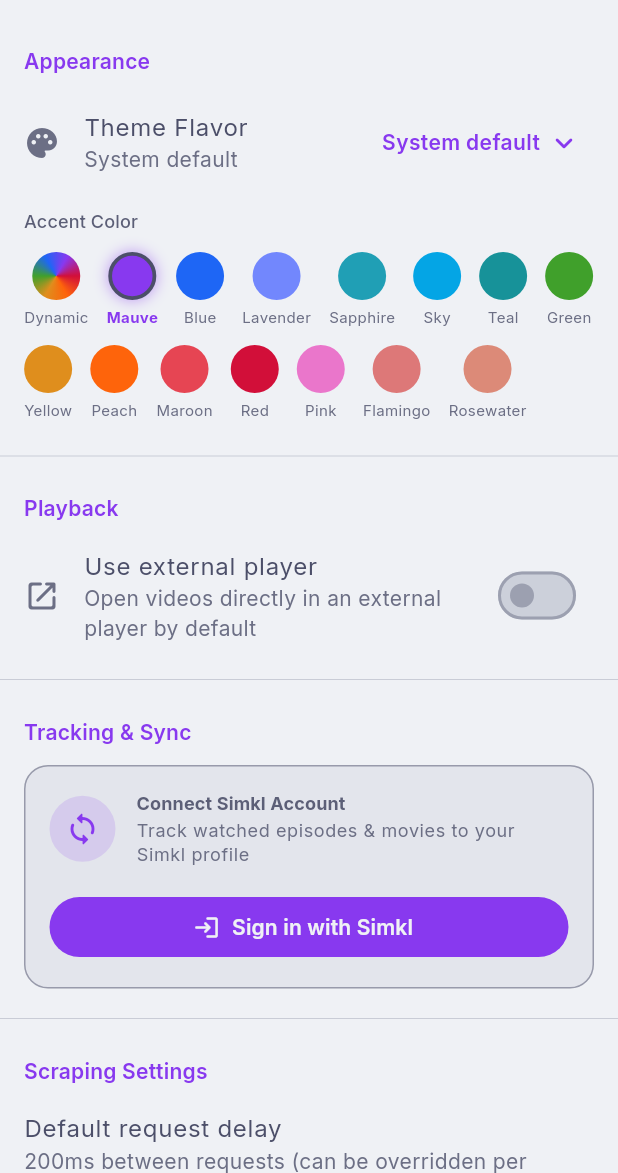
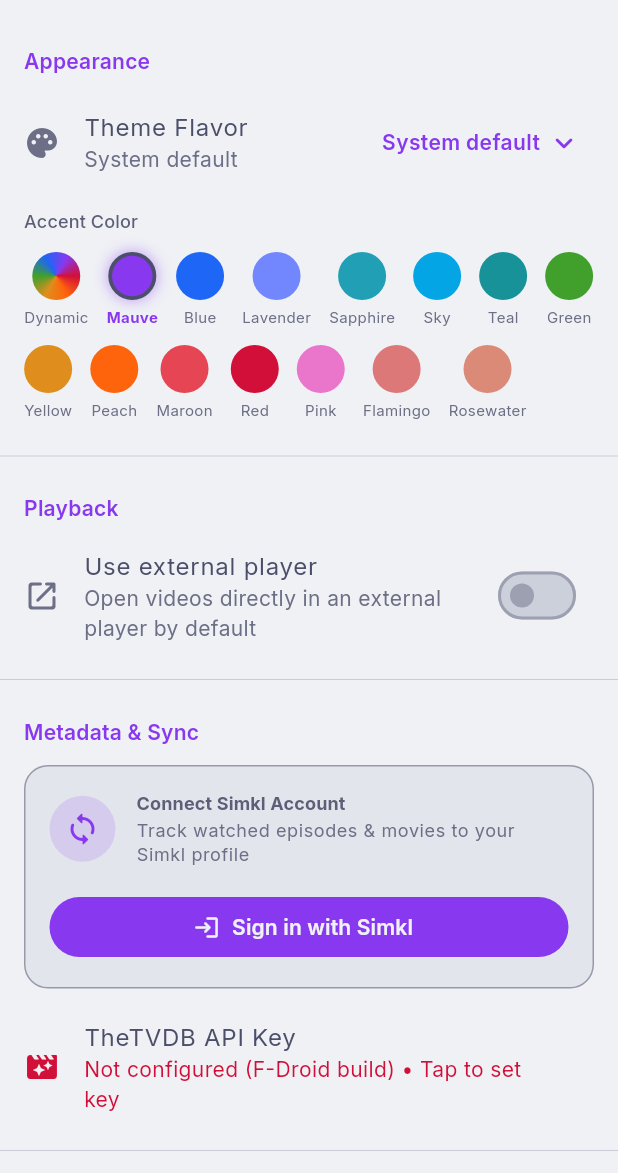
Before and after one commit to neon16bit/argus, a Flutter app: the screen it shows after launch, item 2 of the bottom bar chosen, after a tap on the "settings" icon, on a phone screen of 412 x 824 dp, the part 63-1236 px from its top. Run offline on Flutter 3.47's test engine with Material 3 defaults, Android fonts, the phone set to English and light mode, and no system bars; our stand-ins replace cached_network_image, drift, dynamic_color, flutter_cache_manager, flutter_riverpod, flutter_svg and 4 more; missing offline and left inert: android_intent_plus, media_kit, media_kit_video, sqlite3, volume_controller; accounts and stored records are empty; generated files the repository leaves out were written again.

Commit message:
feat: add custom tvdb api key setting for fdroid builds

```diff
--- a/lib/core/providers/metadata_providers.dart
+++ b/lib/core/providers/metadata_providers.dart
@@ -3,6 +3,7 @@ import 'package:argus/core/utils/name_cleaner.dart';
 import 'package:argus/data/database/app_database.dart';
 import 'package:argus/data/remote/metadata/metadata_provider.dart';
 import 'package:argus/core/providers/simkl_providers.dart';
+import 'package:argus/core/providers/settings_provider.dart';
 import 'package:argus/data/remote/metadata/anilist_provider.dart';
 import 'package:argus/data/remote/metadata/simkl_provider.dart';
 import 'package:argus/data/remote/metadata/tvdb_provider.dart';
@@ -28,9 +29,11 @@ final simklProvider = Provider<SimklProvider>((ref) {
 
 final tvdbProvider = Provider<TvdbProvider>((ref) {
   final packageInfo = ref.watch(packageInfoProvider);
+  final settings = ref.watch(settingsProvider);
   return TvdbProvider(
     appName: packageInfo.appName,
     appVersion: packageInfo.version,
+    customApiKey: settings.tvdbApiKey,
   );
 });
 
--- a/lib/data/remote/metadata/simkl_provider.dart
+++ b/lib/data/remote/metadata/simkl_provider.dart
@@ -8,7 +8,11 @@ import 'package:argus/core/utils/name_cleaner.dart';
 import 'metadata_provider.dart';
 
 class SimklProvider extends MetadataProvider {
-  static const _clientId = String.fromEnvironment('SIMKL_CLIENT_ID');
+  static const _clientId = String.fromEnvironment(
+    'SIMKL_CLIENT_ID',
+    defaultValue:
+        'ef44f87c2c230181ae532d9777d84bb2c3cf2dfbb74ad3545dcd597ff815a19e',
+  );
   static String get clientId => _clientId;
   static const _timeout = Duration(seconds: 8);
 
--- a/lib/features/settings/settings_screen.dart
+++ b/lib/features/settings/settings_screen.dart
@@ -7,6 +7,7 @@ import 'package:url_launcher/url_launcher.dart';
 import 'package:flutter_svg/flutter_svg.dart';
 import 'package:argus/features/settings/widgets/simkl_sync_section.dart';
 import 'package:argus/features/settings/widgets/storage_cache_section.dart';
+import 'package:argus/features/settings/widgets/tvdb_settings_section.dart';
 
 class SettingsScreen extends ConsumerWidget {
   const SettingsScreen({super.key});
@@ -353,13 +354,15 @@ class SettingsScreen extends ConsumerWidget {
           Padding(
             padding: const EdgeInsets.fromLTRB(16, 8, 16, 8),
             child: Text(
-              'Tracking & Sync',
+              'Metadata & Sync',
               style: Theme.of(context).textTheme.titleMedium?.copyWith(
                 color: Theme.of(context).colorScheme.primary,
               ),
             ),
           ),
           const SimklSyncSection(),
+          const SizedBox(height: 8),
+          const TvdbSettingsSection(),
           const Divider(height: 32),
           Padding(
             padding: const EdgeInsets.fromLTRB(16, 8, 16, 8),
--- /dev/null
+++ b/lib/features/settings/widgets/tvdb_settings_section.dart
@@ -0,0 +1,253 @@
+import 'package:flutter/material.dart';
+import 'package:flutter_riverpod/flutter_riverpod.dart';
+import 'package:url_launcher/url_launcher.dart';
+import 'package:argus/core/providers/providers.dart';
+import 'package:argus/data/remote/metadata/tvdb_provider.dart';
+
+class TvdbSettingsSection extends ConsumerWidget {
+  const TvdbSettingsSection({super.key});
+
+  String _maskKey(String key) {
+    if (key.length <= 8) return '••••••••';
+    return '${key.substring(0, 4)}••••${key.substring(key.length - 4)}';
+  }
+
+  void _showConfigureDialog(BuildContext context, WidgetRef ref) {
+    showTvdbKeyDialog(context, ref);
+  }
+
+  void _showClearConfirm(BuildContext context, WidgetRef ref) {
+    showDialog(
+      context: context,
+      builder: (ctx) => AlertDialog(
+        title: const Text('Remove Custom Key?'),
+        content: Text(
+          TvdbProvider.hasDefaultKey
+              ? 'Revert to using the application built-in API key.'
+              : 'Remove your custom key. TheTVDB artwork will no longer load until a new key is provided.',
+        ),
+        actions: [
+          TextButton(
+            onPressed: () => Navigator.of(ctx).pop(),
+            child: const Text('Cancel'),
+          ),
+          FilledButton(
+            onPressed: () {
+              ref.read(settingsProvider.notifier).clearTvdbApiKey();
+              Navigator.of(ctx).pop();
+            },
+            child: const Text('Remove'),
+          ),
+        ],
+      ),
+    );
+  }
+
+  @override
+  Widget build(BuildContext context, WidgetRef ref) {
+    final settings = ref.watch(settingsProvider);
+    final tvdb = ref.watch(tvdbProvider);
+    final colorScheme = Theme.of(context).colorScheme;
+
+    final isCustom = tvdb.isCustomKey;
+    final isFdroid = settings.isFdroidBuild;
+
+    String subtitle;
+    Color? subtitleColor;
+
+    if (isCustom) {
+      subtitle = 'Custom (${_maskKey(settings.tvdbApiKey)})';
+    } else if (isFdroid) {
+      subtitle = 'Not configured (F-Droid build) • Tap to set key';
+      subtitleColor = colorScheme.error;
+    } else {
+      subtitle = 'Using built-in key';
+    }
+
+    return ListTile(
+      leading: Icon(
+        Icons.movie_filter_rounded,
+        color: !isCustom && isFdroid ? colorScheme.error : null,
+      ),
+      title: const Text('TheTVDB API Key'),
+      subtitle: Text(
+        subtitle,
+        style: subtitleColor != null ? TextStyle(color: subtitleColor) : null,
+      ),
+      trailing: Row(
+        mainAxisSize: MainAxisSize.min,
+        children: [
+          if (isCustom)
+            IconButton(
+              icon: const Icon(Icons.delete_outline_rounded, size: 20),
+              tooltip: 'Remove custom key',
+              onPressed: () => _showClearConfirm(context, ref),
+            ),
+        ],
+      ),
+      onTap: () => _showConfigureDialog(context, ref),
+    );
+  }
+}
+
+void showTvdbKeyDialog(BuildContext context, WidgetRef ref) {
+  final settings = ref.read(settingsProvider);
+  showDialog(
+    context: context,
+    builder: (ctx) => TvdbKeyDialog(initialKey: settings.tvdbApiKey),
+  );
+}
+
+class TvdbKeyDialog extends ConsumerStatefulWidget {
+  final String initialKey;
+
+  const TvdbKeyDialog({super.key, required this.initialKey});
+
+  @override
+  ConsumerState<TvdbKeyDialog> createState() => _TvdbKeyDialogState();
+}
+
+class _TvdbKeyDialogState extends ConsumerState<TvdbKeyDialog> {
+  late final TextEditingController _controller;
+  bool _isTesting = false;
+  String? _errorMessage;
+
+  @override
+  void initState() {
+    super.initState();
+    _controller = TextEditingController(text: widget.initialKey);
+  }
+
+  @override
+  void dispose() {
+    _controller.dispose();
+    super.dispose();
+  }
+
+  Future<void> _save({bool testFirst = true}) async {
+    final key = _controller.text.trim();
+    if (key.isEmpty) {
+      await ref.read(settingsProvider.notifier).clearTvdbApiKey();
+      if (mounted) Navigator.of(context).pop();
+      return;
+    }
+
+    if (testFirst) {
+      setState(() {
+        _isTesting = true;
+        _errorMessage = null;
+      });
+
+      final tvdb = ref.read(tvdbProvider);
+      final (success, error) = await tvdb.testConnection(testApiKey: key);
+
+      if (!mounted) return;
+      setState(() => _isTesting = false);
+
+      if (!success) {
+        setState(() => _errorMessage = error ?? 'Invalid API key');
+        return;
+      }
+    }
+
+    await ref.read(settingsProvider.notifier).setTvdbApiKey(key);
+    if (mounted) {
+      Navigator.of(context).pop();
+      ScaffoldMessenger.of(
+        context,
+      ).showSnackBar(const SnackBar(content: Text('TheTVDB API key saved.')));
+    }
+  }
+
+  @override
+  Widget build(BuildContext context) {
+    final theme = Theme.of(context);
+    final colorScheme = theme.colorScheme;
+
+    return AlertDialog(
+      actionsOverflowButtonSpacing: 8,
+      title: const Text('TheTVDB API Key'),
+      content: Column(
+        mainAxisSize: MainAxisSize.min,
+        crossAxisAlignment: CrossAxisAlignment.start,
+        children: [
+          TextField(
+            controller: _controller,
+            autofocus: true,
+            decoration: const InputDecoration(
+              labelText: 'API Key',
+              hintText: 'Paste key here',
+              border: OutlineInputBorder(),
+            ),
+            onChanged: (_) {
+              if (_errorMessage != null) {
+                setState(() => _errorMessage = null);
+              }
+            },
+          ),
+          const SizedBox(height: 8),
+          InkWell(
+            onTap: () => launchUrl(
+              Uri.parse('https://thetvdb.com/dashboard/account/apikey'),
+              mode: LaunchMode.externalApplication,
+            ),
+            borderRadius: BorderRadius.circular(4),
+            child: Padding(
+              padding: const EdgeInsets.symmetric(vertical: 4),
+              child: Row(
+                mainAxisSize: MainAxisSize.min,
+                children: [
+                  Flexible(
+                    child: Text(
+                      'Get an API key at thetvdb.com',
+                      style: theme.textTheme.bodySmall?.copyWith(
+                        color: colorScheme.primary,
+                        decoration: TextDecoration.underline,
+                      ),
+                    ),
+                  ),
+                  const SizedBox(width: 4),
+                  Icon(
+                    Icons.open_in_new_rounded,
+                    size: 12,
+                    color: colorScheme.primary,
+                  ),
+                ],
+              ),
+            ),
+          ),
+          if (_errorMessage != null) ...[
+            const SizedBox(height: 10),
+            Text(
+              _errorMessage!,
+              style: theme.textTheme.bodySmall?.copyWith(
+                color: colorScheme.error,
+              ),
+            ),
+          ],
+        ],
+      ),
+      actions: [
+        TextButton(
+          onPressed: () => Navigator.of(context).pop(),
+          child: const Text('Cancel'),
+        ),
+        if (_errorMessage != null)
+          TextButton(
+            onPressed: () => _save(testFirst: false),
+            child: const Text('Save Anyway'),
+          ),
+        FilledButton(
+          onPressed: _isTesting ? null : () => _save(testFirst: true),
+          child: _isTesting
+              ? const SizedBox(
+                  width: 16,
+                  height: 16,
+                  child: CircularProgressIndicator(strokeWidth: 2),
+                )
+              : const Text('Save'),
+        ),
+      ],
+    );
+  }
+}
--- a/lib/features/shell/app_shell.dart
+++ b/lib/features/shell/app_shell.dart
@@ -5,6 +5,7 @@ import 'package:argus/features/library/library_screen.dart';
 import 'package:argus/features/search/search_screen.dart';
 import 'package:argus/features/settings/settings_screen.dart';
 import 'package:argus/features/sources/sources_screen.dart';
+import 'package:argus/features/shell/widgets/metadata_notice_dialog.dart';
 import 'package:flutter/material.dart';
 import 'package:flutter_riverpod/flutter_riverpod.dart';
 import 'package:flutter_svg/flutter_svg.dart';
@@ -315,6 +316,16 @@ class _AppShellState extends ConsumerState<AppShell> {
   late final GlobalKey<NavigatorState> _desktopNavKey =
       GlobalKey<NavigatorState>();
 
+  @override
+  void initState() {
+    super.initState();
+    WidgetsBinding.instance.addPostFrameCallback((_) {
+      if (mounted) {
+        showMetadataNoticeDialogIfNeeded(context, ref);
+      }
+    });
+  }
+
   void _onDestinationTapped(int index) {
     if (_desktopNavKey.currentState?.canPop() ?? false) {
       _desktopNavKey.currentState?.popUntil((r) => r.isFirst);
--- /dev/null
+++ b/lib/features/shell/widgets/metadata_notice_dialog.dart
@@ -0,0 +1,170 @@
+import 'package:flutter/material.dart';
+import 'package:flutter_riverpod/flutter_riverpod.dart';
+import 'package:url_launcher/url_launcher.dart';
+import 'package:argus/core/providers/providers.dart';
+import 'package:argus/features/settings/widgets/tvdb_settings_section.dart';
+
+const _kMetadataNoticeSeenKey = 'has_seen_metadata_notice';
+
+void showMetadataNoticeDialogIfNeeded(BuildContext context, WidgetRef ref) {
+  final isFdroid = ref.read(settingsProvider).isFdroidBuild;
+  if (!isFdroid) return;
+
+  final tvdb = ref.read(tvdbProvider);
+  if (tvdb.isConfigured) return;
+
+  final prefs = ref.read(sharedPreferencesProvider);
+  final hasSeen = prefs.getBool(_kMetadataNoticeSeenKey) ?? false;
+  if (hasSeen) return;
+
+  prefs.setBool(_kMetadataNoticeSeenKey, true);
+
+  showDialog(context: context, builder: (ctx) => const _MetadataNoticeDialog());
+}
+
+class _MetadataNoticeDialog extends ConsumerWidget {
+  const _MetadataNoticeDialog();
+
+  @override
+  Widget build(BuildContext context, WidgetRef ref) {
+    final theme = Theme.of(context);
+    final colorScheme = theme.colorScheme;
+
+    return AlertDialog(
+      actionsOverflowButtonSpacing: 8,
+      title: Row(
+        children: [
+          Container(
+            padding: const EdgeInsets.all(8),
+            decoration: BoxDecoration(
+              color: colorScheme.primary.withValues(alpha: 0.15),
+              shape: BoxShape.circle,
+            ),
+            child: Icon(
+              Icons.auto_awesome_rounded,
+              color: colorScheme.primary,
+              size: 22,
+            ),
+          ),
+          const SizedBox(width: 12),
+          const Expanded(child: Text('Metadata in Argus')),
+        ],
+      ),
+      content: SingleChildScrollView(
+        child: Column(
+          mainAxisSize: MainAxisSize.min,
+          crossAxisAlignment: CrossAxisAlignment.start,
+          children: [
+            Text(
+              'Argus indexes open directories and streams media. To display posters, backdrops, and episode details, it pulls information from Simkl, Anilist and TheTVDB.',
+              style: theme.textTheme.bodyMedium,
+            ),
+            const SizedBox(height: 16),
+            Container(
+              padding: const EdgeInsets.all(12),
+              decoration: BoxDecoration(
+                color: colorScheme.surfaceContainerHighest.withValues(
+                  alpha: 0.4,
+                ),
+                borderRadius: BorderRadius.circular(12),
+                border: Border.all(
+                  color: colorScheme.outlineVariant.withValues(alpha: 0.6),
+                ),
+              ),
+              child: Column(
+                crossAxisAlignment: CrossAxisAlignment.start,
+                children: [
+                  Row(
+                    children: [
+                      Icon(
+                        Icons.info_outline_rounded,
+                        color: colorScheme.primary,
+                        size: 18,
+                      ),
+                      const SizedBox(width: 8),
+                      Expanded(
+                        child: Text(
+                          'TheTVDB API Key (F-Droid Build)',
+                          style: theme.textTheme.labelMedium?.copyWith(
+                            fontWeight: FontWeight.bold,
+                            color: colorScheme.primary,
+                          ),
+                        ),
+                      ),
+                    ],
+                  ),
+                  const SizedBox(height: 6),
+                  Text(
+                    'F-Droid builds do not bundle proprietary API keys. You can add your free TheTVDB key for poster artwork and episode guides.',
+                    style: theme.textTheme.bodySmall?.copyWith(
+                      color: colorScheme.onSurfaceVariant,
+                    ),
+                  ),
+                  const SizedBox(height: 8),
+                  InkWell(
+                    onTap: () => launchUrl(
+                      Uri.parse('https://thetvdb.com/dashboard/account/apikey'),
+                      mode: LaunchMode.externalApplication,
+                    ),
+                    borderRadius: BorderRadius.circular(4),
+                    child: Padding(
+                      padding: const EdgeInsets.symmetric(vertical: 2),
+                      child: Row(
+                        mainAxisSize: MainAxisSize.min,
+                        children: [
+                          Flexible(
+                            child: Text(
+                              'Get an API key at thetvdb.com',
+                              style: theme.textTheme.bodySmall?.copyWith(
+                                color: colorScheme.primary,
+                                decoration: TextDecoration.underline,
+                              ),
+                            ),
+                          ),
+                          const SizedBox(width: 4),
+                          Icon(
+                            Icons.open_in_new_rounded,
+                            size: 12,
+                            color: colorScheme.primary,
+                          ),
+                        ],
+                      ),
+                    ),
+                  ),
+                ],
+              ),
+            ),
+            const SizedBox(height: 12),
+            Text(
+              'You can also link your Simkl account anytime in Settings to fetch metadata and sync your watch history and tracking.',
+              style: theme.textTheme.bodySmall?.copyWith(
+                color: colorScheme.onSurfaceVariant,
+              ),
+            ),
+            const SizedBox(height: 12),
+            Text(
+              'Alternatively, you can download the release from GitHub, which includes all necessary API keys.',
+              style: theme.textTheme.bodySmall?.copyWith(
+                color: colorScheme.onSurfaceVariant,
+              ),
+            ),
+          ],
+        ),
+      ),
+      actions: [
+        TextButton(
+          onPressed: () => Navigator.of(context).pop(),
+          child: const Text('Maybe Later'),
+        ),
+        FilledButton.icon(
+          onPressed: () {
+            Navigator.of(context).pop();
+            showTvdbKeyDialog(context, ref);
+          },
+          icon: const Icon(Icons.key_rounded, size: 16),
+          label: const Text('Set Up Key'),
+        ),
+      ],
+    );
+  }
+}
```
Also changed, not shown: lib/core/providers/settings_provider.dart (+33 -0 lines), lib/data/remote/metadata/tvdb_provider.dart (+59 -9 lines).
